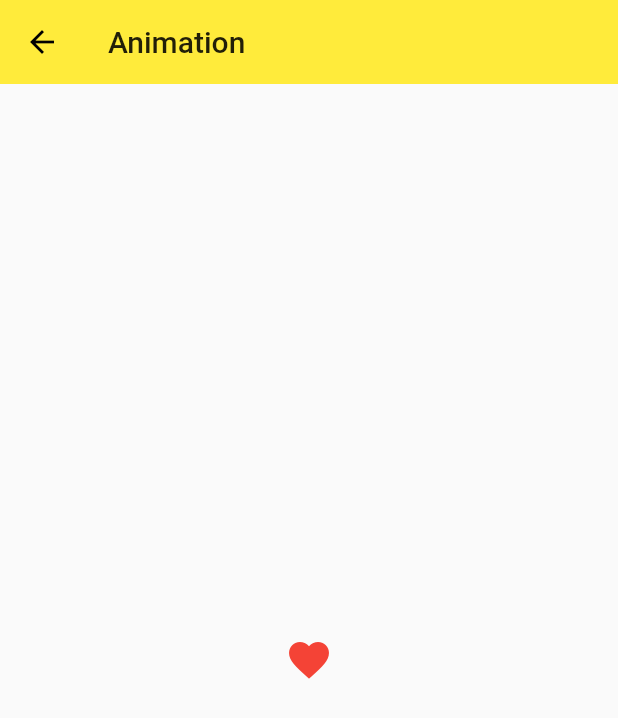
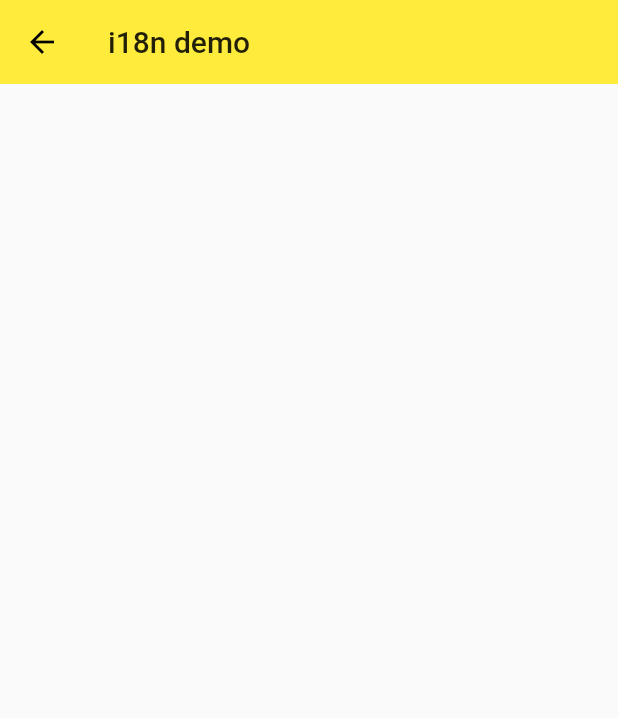
Before and after one commit to SeniorZhai/learn_flutter, a Flutter app: the screen it shows after launch, on a phone screen of 412 x 824 dp. Shown: the top 718 px of the screen. Run offline on Flutter 3.47's test engine with Material 2 defaults, Android fonts, the phone set to English and light mode, and no system bars; our stand-ins replace rxdart.

```diff
--- /dev/null
+++ b/lib/demo/i18n/i18n_demo.dart
@@ -0,0 +1,14 @@
+import 'package:flutter/material.dart';
+
+class I18nDemo extends StatelessWidget {
+  @override
+  Widget build(BuildContext context) {
+    return Scaffold(
+      appBar: AppBar(
+        title: Text('i18n demo'),
+        elevation: 0.0,
+      ),
+      body: Center(),
+    );
+  }
+}
--- a/lib/main.dart
+++ b/lib/main.dart
@@ -14,6 +14,8 @@ import './demo/rxdart/rxdart_demo.dart';
 import './demo/bloc/bloc_demo.dart';
 import './demo/http/http_demo.dart';
 import './demo/animation/animation_demo.dart';
+import './demo/i18n/i18n_demo.dart';
+import 'package:flutter_localizations/flutter_localizations.dart';
 
 void main() => runApp(MyApp());
 
@@ -21,8 +23,16 @@ class MyApp extends StatelessWidget {
   @override
   Widget build(BuildContext context) {
     return MaterialApp(
+      localizationsDelegates: [
+        GlobalMaterialLocalizations.delegate,
+        GlobalWidgetsLocalizations.delegate,
+      ],
+      supportedLocales: [
+        Locale('en', 'US'),
+        Locale('zh', 'CN'),
+      ],
       debugShowCheckedModeBanner: false,
-      initialRoute: '/animation',
+      initialRoute: '/i18n',
       routes: {
         '/': (context) => Home(),
         '/about': (context) => Page(title: 'About'),
@@ -32,7 +42,8 @@ class MyApp extends StatelessWidget {
         '/rxdart': (context) => RxDartDome(),
         '/bloc': (context) => BlocDemo(),
         '/http': (context) => HttpDemo(),
-        '/animation': (context) => AnimationDemo()
+        '/animation': (context) => AnimationDemo(),
+        '/i18n': (context) => I18nDemo()
       },
       theme: ThemeData(
           primarySwatch: Colors.yellow,
--- a/pubspec.yaml
+++ b/pubspec.yaml
@@ -23,6 +23,8 @@ dependencies:
   scoped_model: ^0.3.0
   rxdart: ^0.18.1
   http: ^0.12.0+2
+  flutter_localizations:
+    sdk: flutter
 
   # The following adds the Cupertino Icons font to your application.
   # Use with the CupertinoIcons class for iOS style icons.
```
Also changed, not shown: pubspec.lock, 3 other files.
